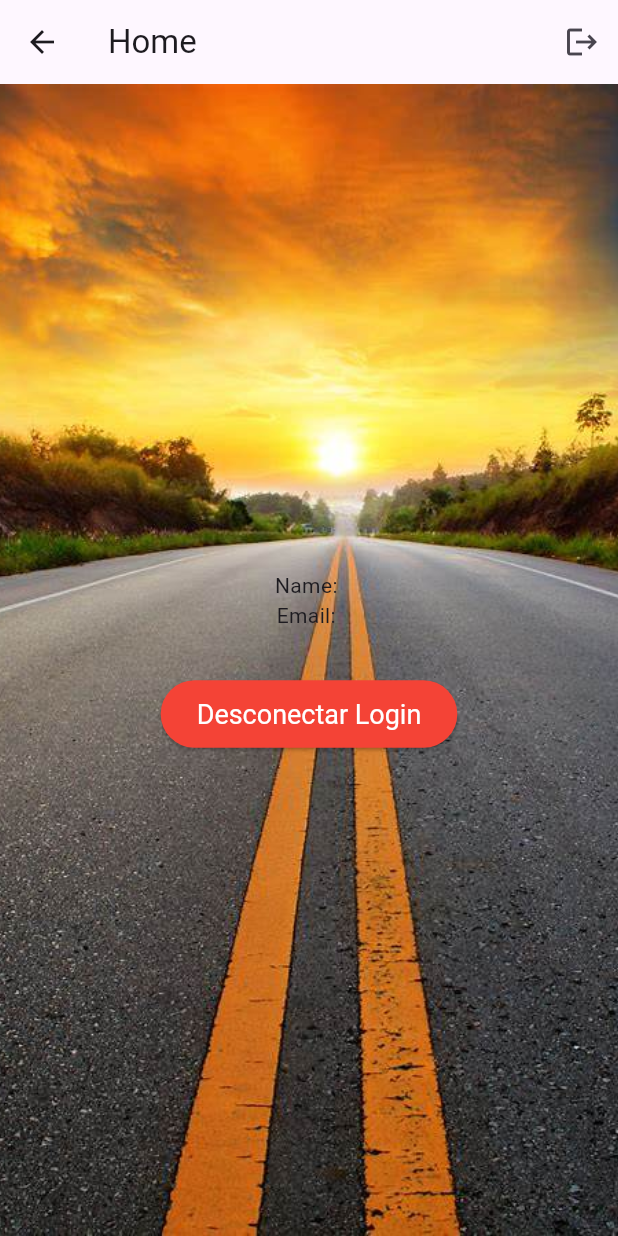
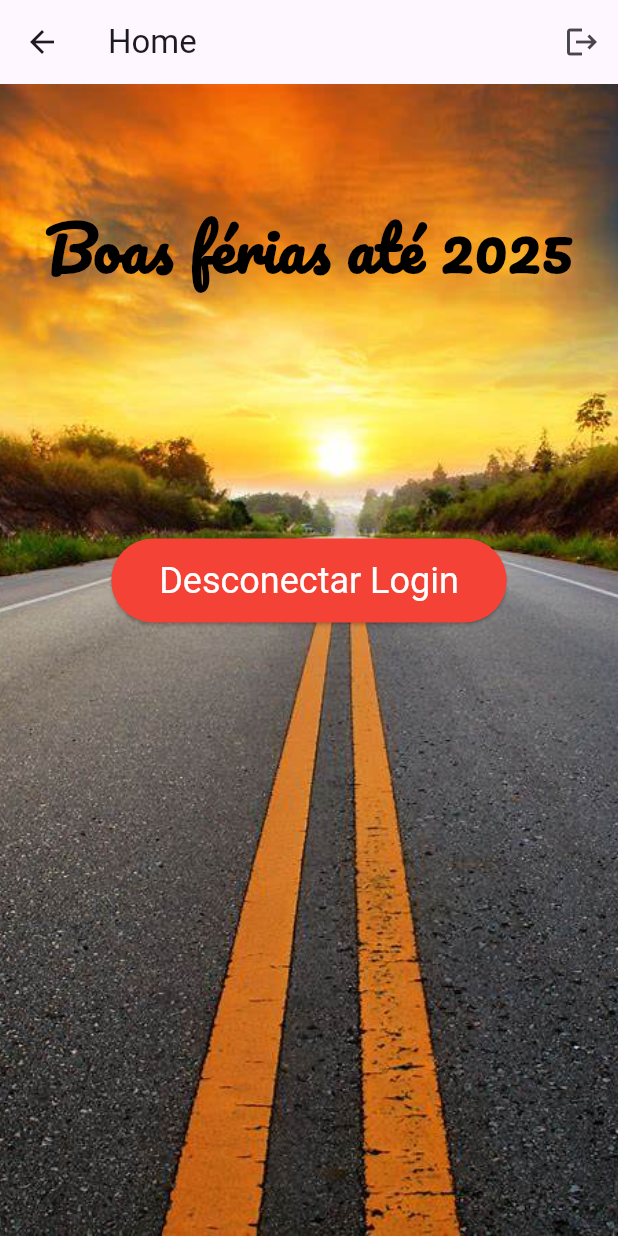
Before and after one commit to catolica-sc/app_auth_firebase, a Flutter app: the HomePage screen opened by its route, on a phone screen of 412 x 824 dp. Run offline on Flutter 3.47's test engine with Material 3 defaults, Android fonts, the phone set to English and light mode, and no system bars; our stand-ins replace cloud_firestore, firebase_auth, firebase_core, google_sign_in; accounts and stored records are empty.

Commit message:
Entrega final

```diff
--- a/lib/views/home_page.dart
+++ b/lib/views/home_page.dart
@@ -3,6 +3,8 @@ import '../viewmodels/auth_viewmodel.dart';
 import 'package:provider/provider.dart';
 
 class HomePage extends StatelessWidget {
+  const HomePage({super.key});
+
   @override
   Widget build(BuildContext context) {
     final AuthViewModel authViewModel = Provider.of(context);
@@ -13,7 +15,7 @@ class HomePage extends StatelessWidget {
         appBar: AppBar(
           title: Text('Home'),
         ),
-        body: Center(
+        body: const Center(
           child: Text('Nenhum usuário logado'),
         ),
       );
@@ -21,11 +23,11 @@ class HomePage extends StatelessWidget {
 
     return Scaffold(
       appBar: AppBar(
-        title: Text('Home'),
+        title: const Text('Home'),
         actions: [
           IconButton(
-            key: Key('logoutButton'),
-            icon: Icon(Icons.logout),
+            key: const Key('logoutButton'),
+            icon: const Icon(Icons.logout),
             onPressed: () async {
               await authViewModel.signOut(context);
             },
@@ -36,7 +38,7 @@ class HomePage extends StatelessWidget {
         children: [
           // Imagem de fundo
           Container(
-            decoration: BoxDecoration(
+            decoration: const BoxDecoration(
               image: DecorationImage(
                 image: AssetImage('assets/Fundo_catolica.jpg'), // Certifique-se de ter a imagem no diretório assets
                 fit: BoxFit.cover,
@@ -46,24 +48,49 @@ class HomePage extends StatelessWidget {
           // Conteúdo da tela
           Center(
             child: Column(
-              mainAxisAlignment: MainAxisAlignment.center,
+              mainAxisAlignment: MainAxisAlignment.start,
               children: [
-                Text('Name: ${user.displayName ?? 'Guest'}'),
-                Text('Email: ${user.email ?? 'No email'}'),
-                user.photoURL != null ? Image.network(user.photoURL!) : Container(),
-                SizedBox(height: 32),
-                // Botão decorado de desconectar login
+                const SizedBox(height: 80), // Ajuste a altura conforme necessário
+                const Text(
+                  'Boas férias até 2025',
+                  style: TextStyle(
+                    fontSize: 40,
+                    fontWeight: FontWeight.bold,
+                    color: Colors.black,
+                    fontFamily: 'Pacifico',
+                  ),
+                ),
+                const SizedBox(height: 60),
+                Text(
+                  ' ${user.displayName ?? 'Guest'}',
+                  style: const TextStyle(
+                    fontSize: 32,
+                    fontWeight: FontWeight.bold,
+                    color: Colors.black,
+                    fontFamily: 'Pacifico',
+                  ),
+                ),
+                const SizedBox(height: 20),
+                user.photoURL != null
+                    ? Image.network(
+                  user.photoURL!,
+                  height: 350,
+                  width: 350,
+                )
+                    : Container(),
+                const SizedBox(height: 40),
+
                 ElevatedButton(
-                  key: Key('logoutButton'),
+                  key: const Key('logoutButton'),
                   style: ElevatedButton.styleFrom(
                     foregroundColor: Colors.white, backgroundColor: Colors.red, // Cor do texto do botão
-                    padding: EdgeInsets.symmetric(horizontal: 24, vertical: 12),
-                    textStyle: TextStyle(fontSize: 18),
+                    padding: const EdgeInsets.symmetric(horizontal: 32, vertical: 14),
+                    textStyle: const TextStyle(fontSize: 24),
                   ),
                   onPressed: () async {
                     await authViewModel.signOut(context);
                   },
-                  child: Text('Desconectar Login'),
+                  child: const Text('Desconectar Login'),
                 ),
               ],
             ),
--- a/lib/views/login_page.dart
+++ b/lib/views/login_page.dart
@@ -13,7 +13,7 @@ class LoginPage extends StatelessWidget {
       home: Scaffold(
         body: Stack(
           children: [
-             Container(
+            Container(
               decoration: BoxDecoration(
                 image: DecorationImage(
                   image: AssetImage('assets/Fundo_catolica.jpg'),
@@ -21,12 +21,10 @@ class LoginPage extends StatelessWidget {
                 ),
               ),
             ),
-
             Center(
               child: Column(
                 mainAxisAlignment: MainAxisAlignment.center,
                 children: [
-
                   Container(
                     padding: EdgeInsets.all(16),
                     margin: EdgeInsets.symmetric(horizontal: 16),
@@ -43,6 +41,7 @@ class LoginPage extends StatelessWidget {
                             fontSize: 24,
                             fontWeight: FontWeight.bold,
                             color: Colors.black,
+                            fontFamily: 'Pacifico',
                           ),
                         ),
                         SizedBox(height: 20),
@@ -52,6 +51,7 @@ class LoginPage extends StatelessWidget {
                             fontSize: 20,
                             fontWeight: FontWeight.bold,
                             color: Colors.black,
+                            fontFamily: 'Pacifico',
                           ),
                         ),
                         Text(
@@ -60,6 +60,7 @@ class LoginPage extends StatelessWidget {
                           style: TextStyle(
                             fontSize: 18,
                             color: Colors.black,
+                            fontFamily: 'Pacifico',
                           ),
                         ),
                       ],
@@ -69,7 +70,7 @@ class LoginPage extends StatelessWidget {
                   // Botão de login com Google
                   ElevatedButton.icon(
                     key: Key('googleLoginButton'),
-                    icon: Image.asset('assets/Icone_google.jpg', height: 24),
+                    icon: Image.asset('assets/Icone_google.jpg', height: 32),
                     label: Text('Login com Google'),
                     onPressed: () async {
                       showDialog(
--- a/pubspec.yaml
+++ b/pubspec.yaml
@@ -66,3 +66,7 @@ flutter:
   assets:
     - assets/Fundo_catolica.jpg
     - assets/Icone_google.jpg
+  fonts:
+    - family: Pacifico
+      fonts:
+        - asset: fonts/Pacifico-Regular.ttf
```
Also changed, not shown: assets/fonts/Pacifico.ttf (added), assets/fonts/pacifico-regular.ttf (added), lib/assets/fonts/Pacifico.ttf (added), lib/assets/fonts/pacifico-regular.ttf (added), 2 other files.
